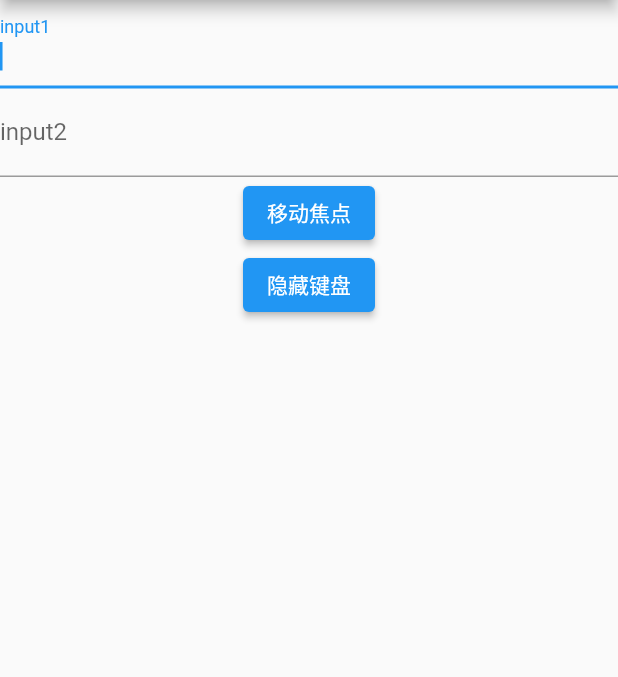
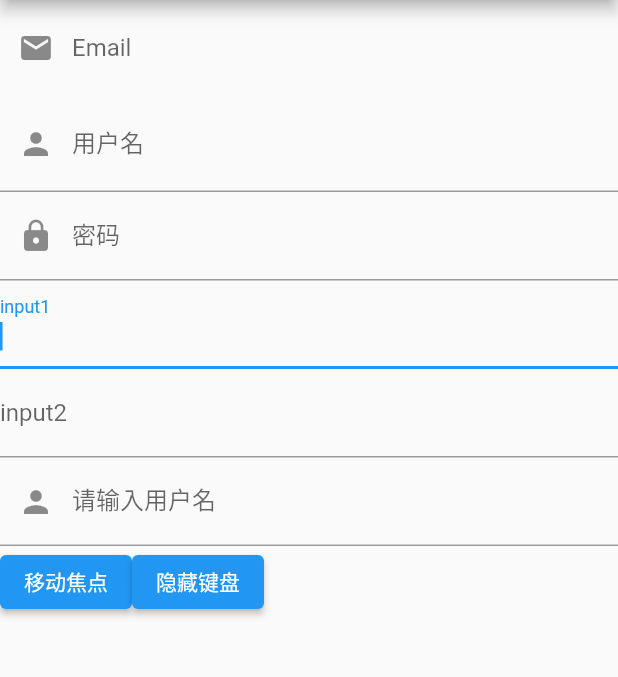
Before and after one commit to ohoherror/flutter-parctice, a Flutter app: the screen it shows after launch, after a tap on "input route", on a phone screen of 412 x 824 dp, the part 84-761 px from its top. Run offline on Flutter 3.47's test engine with Material 2 defaults, Android fonts, the phone set to English and light mode, and no system bars.

Commit message:
输入框

```diff
--- a/lib/Page/inputRoute2.dart
+++ b/lib/Page/inputRoute2.dart
@@ -20,6 +20,35 @@ class _FocusTestRouteState extends State<FocusTestRoute> {
             child: Column(
           children: [
             TextField(
+                keyboardType: TextInputType.emailAddress,
+                decoration: InputDecoration(
+                    labelText: "Email",
+                    hintText: "电子邮件地址",
+                    prefixIcon: Icon(Icons.email),
+                    border: InputBorder.none //隐藏下划线
+                )
+            ),
+            // decoration: BoxDecoration(
+            //   // 下滑线浅灰色，宽度1像素
+            //     border: Border(bottom: BorderSide(color: Colors.grey[200], width: 1.0))
+            // ),
+            TextField(
+            decoration: InputDecoration(
+            labelText: "用户名",
+                hintText: "用户名或邮箱",
+                prefixIcon: Icon(Icons.person)
+            ),
+        ),
+          TextField(
+            decoration: InputDecoration(
+                prefixIcon: Icon(Icons.lock),
+                labelText: "密码",
+                hintText: "您的登录密码",
+                hintStyle: TextStyle(color: Colors.grey, fontSize: 13.0)
+            ),
+            // obscureText: true,
+            ),
+            TextField(
               autofocus: true,
               focusNode: focusNode1, //关联focusNode1
               decoration: InputDecoration(labelText: "input1"),
@@ -28,9 +57,21 @@ class _FocusTestRouteState extends State<FocusTestRoute> {
               focusNode: focusNode2, //关联focusNode2
               decoration: InputDecoration(labelText: "input2"),
             ),
+            TextField(
+              decoration: InputDecoration(
+                labelText: "请输入用户名",
+                prefixIcon: Icon(Icons.person),
+                enabledBorder: UnderlineInputBorder(
+                  borderSide: BorderSide(color: Colors.grey),
+                ),
+                focusedBorder: UnderlineInputBorder(
+                  borderSide: BorderSide(color: Colors.blue)
+                )
+              ),
+            ),
             Builder(
               builder: (ctx) {
-                return Column(
+                return Row(
                   children: <Widget>[
                     ElevatedButton(
                       child: Text("移动焦点"),
```
